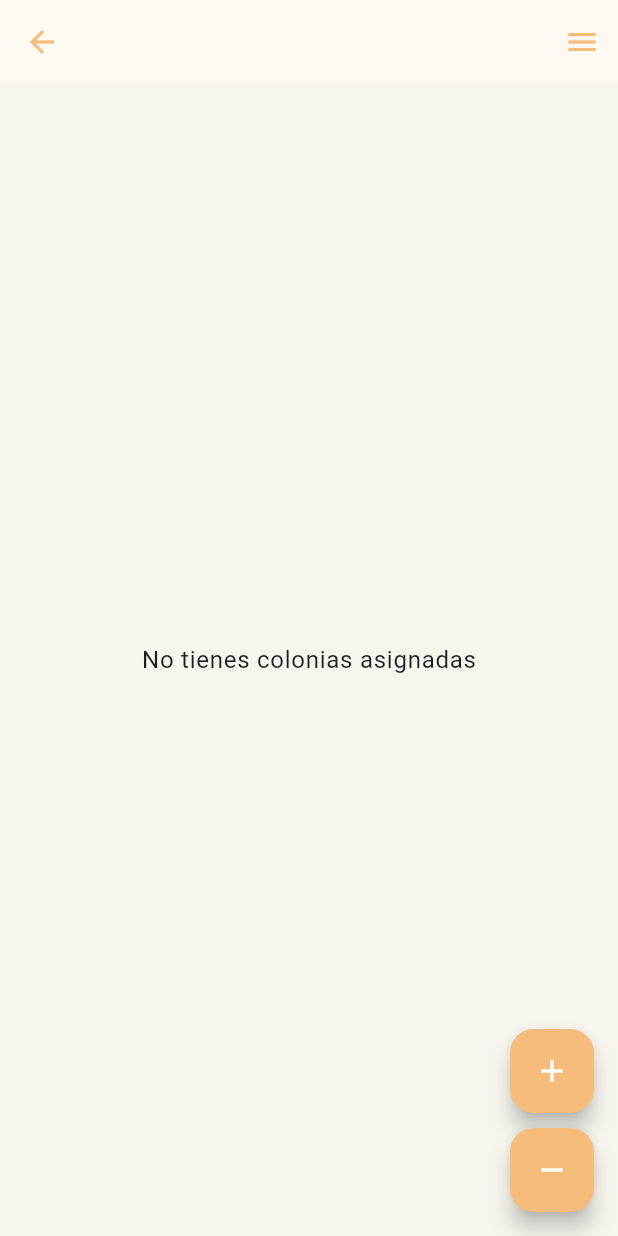
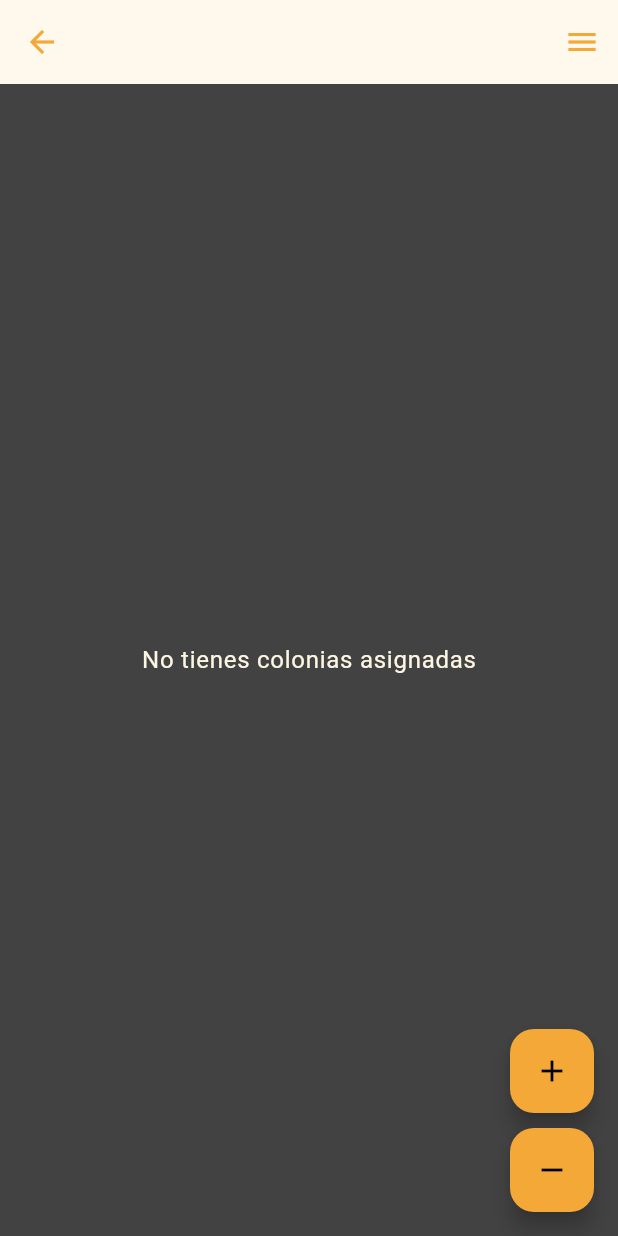
Before and after one commit to nicsilvi/GestionColonias, a Flutter app: the screen it shows once a user with an empty profile is signed in, after a tap on "Mis Colonias", on a phone screen of 412 x 824 dp. Run offline on Flutter 3.47's test engine with Material 3 defaults, Android fonts, the phone set to English and light mode, and no system bars; our stand-ins replace cloud_firestore, firebase_auth, firebase_core, flutter_dotenv, flutter_map, flutter_riverpod and 3 more; missing offline and left inert: flutter_map_marker_cluster; accounts and stored records are empty; generated files the repository leaves out were written again.

Commit message:
postApagón

```diff
--- a/lib/app/presentation/controllers/cat_controller.dart
+++ b/lib/app/presentation/controllers/cat_controller.dart
@@ -29,5 +29,5 @@ abstract class CatRepository {
   Future<bool> addCatComment(String catId, String comment);
   Future<CatModel?> getCatById(String catId);
   Future<bool> moveCatToAnotherColonia(
-      String fromColoniaId, String toColoniaId, String catId);
+      String? fromColoniaId, String toColoniaId, String catId);
 }
--- a/lib/app/presentation/controllers/router_controller.dart
+++ b/lib/app/presentation/controllers/router_controller.dart
@@ -20,14 +20,10 @@ final userLoaderFutureProvider = StreamProvider<UserModel?>((ref) {
 });
 
 final _navigatorKey = GlobalKey<NavigatorState>();
-
 final goRouterProvider = Provider<GoRouter>(
   (ref) {
     final userLoaderState = ref.watch(userLoaderFutureProvider);
-    //final userAuthState = ref.watch(sessionControllerProvider);
-    FirebaseAuth.instance.authStateChanges().listen((User? user) {
-      print("Estado del usuario desde authStateChanges: $user");
-    });
+    FirebaseAuth.instance.authStateChanges().listen((User? user) {});
     return GoRouter(
       initialLocation: '/',
       navigatorKey: _navigatorKey,
@@ -85,8 +81,6 @@ final goRouterProvider = Provider<GoRouter>(
             ])
       ],
       redirect: (context, state) {
-        print("Estado del usuario: ${userLoaderState.value}");
-        print("Ubicación actual: ${state.uri.toString()}");
         if (userLoaderState.value == null) {
           if (state.uri.toString() == '/' ||
               state.uri.toString() == '/register') {
--- a/lib/app/presentation/controllers/theme_controller.dart
+++ b/lib/app/presentation/controllers/theme_controller.dart
@@ -4,7 +4,7 @@ final themeControllerProvider =
     StateNotifierProvider<ThemeController, bool>((ref) => ThemeController());
 
 class ThemeController extends StateNotifier<bool> {
-  ThemeController() : super(false);
+  ThemeController() : super(true);
 
   void updateTheme() {
     state = !state;
--- a/lib/app/presentation/implements/colonia_impl.dart
+++ b/lib/app/presentation/implements/colonia_impl.dart
@@ -12,8 +12,6 @@ class ColoniaRepositoryImpl {
   Future<List<ColoniaModel>> fetchColonias() async {
     try {
       final snapshot = await _firestore.collection('colonias').get();
-      print(
-          "Datos obtenidos de Firebase: ${snapshot.docs.map((doc) => doc.data()).toList()}");
       return snapshot.docs.map((doc) {
         final data = doc.data();
         return ColoniaModel.fromJson(data);
--- a/lib/app/presentation/shared/theme.dart
+++ b/lib/app/presentation/shared/theme.dart
@@ -16,7 +16,6 @@ class AppTheme {
       titleTextStyle: TextStyle(
         color: AppColors.primary,
         fontSize: 22,
-        fontWeight: FontWeight.bold,
       ),
       elevation: 4, // Un poco de sombra para el appBar
     ),
@@ -34,7 +33,6 @@ class AppTheme {
           Color.fromARGB(255, 216, 214, 214), // Definiendo el fondo del diálogo
       titleTextStyle: TextStyle(
         color: AppColors.textPrimary,
-        fontWeight: FontWeight.bold,
       ),
       contentTextStyle: TextStyle(
         color: AppColors.textPrimary,
@@ -49,11 +47,11 @@ class AppTheme {
       headlineLarge: TextStyle(
         color: AppColors.accent,
         fontSize: 32,
-          fontWeight: FontWeight.bold), // Títulos grandes
+      ), // Títulos grandes
       headlineMedium: TextStyle(
         color: AppColors.textPrimary,
         fontSize: 20,
-          fontWeight: FontWeight.w500), // Subtítulos
+      ), // Subtítulos
     ),
     iconTheme: const IconThemeData(color: AppColors.accent),
     buttonTheme: const ButtonThemeData(
@@ -82,7 +80,6 @@ class AppTheme {
       titleTextStyle: TextStyle(
         color: AppColors.primaryDark,
         fontSize: 22,
-        fontWeight: FontWeight.bold,
       ),
       elevation: 4, // Un poco de sombra para el appBar
     ),
@@ -99,7 +96,6 @@ class AppTheme {
       backgroundColor: AppColors.surfaceDark, // Definiendo el fondo del diálogo
       titleTextStyle: TextStyle(
         color: AppColors.primaryDark,
-        fontWeight: FontWeight.bold,
       ),
       contentTextStyle: TextStyle(
         color: AppColors.textPrimaryDark,
@@ -118,11 +114,11 @@ class AppTheme {
       headlineLarge: TextStyle(
         color: AppColors.primaryDark,
         fontSize: 32,
-          fontWeight: FontWeight.bold), // Títulos grandes
+      ), // Títulos grandes
       headlineMedium: TextStyle(
         color: AppColors.textPrimaryDark,
         fontSize: 20,
-          fontWeight: FontWeight.w500), // Subtítulos
+      ), // Subtítulos
     ),
 
     iconTheme: const IconThemeData(color: AppColors.accentDark),
--- a/lib/app/presentation/views/admin_views/admin_donaciones.dart
+++ b/lib/app/presentation/views/admin_views/admin_donaciones.dart
@@ -20,8 +20,10 @@ class _AdminDonacionesState extends ConsumerState<AdminDonaciones> {
 
     return Scaffold(
       appBar: AppBar(
-        title:
-            Text("Bienvenido, ${userLoaderState.value?.firstName ?? "User"}"),
+        title: Text(
+          "Bienvenido, ${userLoaderState.value?.firstName ?? "User"}",
+          style: TextStyle(color: Theme.of(context).colorScheme.primary),
+        ),
       ),
       endDrawer: const DrawerMenu(),
       body: Container(
--- a/lib/app/presentation/views/cat_view/widgets2_cat.dart
+++ b/lib/app/presentation/views/cat_view/widgets2_cat.dart
@@ -34,9 +34,8 @@ void dialogoComentario(BuildContext context, CatModel catModel, WidgetRef ref) {
                     .read(catRepositoryProvider)
                     .addCatComment(catModel.id, comment);
 
-                Navigator.pop(context); // Cerrar el diálogo
-
-                // Mostrar un mensaje de éxito o error
+                if (context.mounted) {
+                  Navigator.pop(context);
                   if (success) {
                     ScaffoldMessenger.of(context).showSnackBar(
                       const SnackBar(content: Text("Comentario agregado")),
@@ -48,6 +47,7 @@ void dialogoComentario(BuildContext context, CatModel catModel, WidgetRef ref) {
                     );
                   }
                 }
+              }
             },
             child: const Text("Agregar"),
           ),
--- a/lib/app/presentation/views/colonia/colonia_view.dart
+++ b/lib/app/presentation/views/colonia/colonia_view.dart
@@ -147,7 +147,9 @@ class ColoniaDetails extends ConsumerWidget {
                                             ),
                                             onPressed: () =>
                                                 Navigator.pop(context, null),
-                                            child: const Text("Cancelar"),
+                                            child: const Text("Cancelar",
+                                                style: TextStyle(
+                                                    color: Colors.red)),
                                           ),
                                         ],
                                       );
--- a/lib/app/presentation/views/home/widgets_home.dart
+++ b/lib/app/presentation/views/home/widgets_home.dart
@@ -1,5 +1,6 @@
 import 'package:autentification/app/presentation/controllers/colonia_controller.dart';
 import 'package:flutter/material.dart';
+import 'package:flutter_dotenv/flutter_dotenv.dart';
 import 'package:flutter_map/flutter_map.dart';
 import 'package:flutter_map_marker_cluster/flutter_map_marker_cluster.dart';
 import 'package:flutter_riverpod/flutter_riverpod.dart';
@@ -51,6 +52,9 @@ class MapaColonias extends ConsumerWidget {
                               context: context,
                               builder: (context) {
                                 return Dialog(
+                                  backgroundColor: Theme.of(context)
+                                      .dialogTheme
+                                      .backgroundColor,
                                   shape: RoundedRectangleBorder(
                                     borderRadius: BorderRadius.circular(16.0),
                                   ),
@@ -58,7 +62,8 @@ class MapaColonias extends ConsumerWidget {
                                     padding: const EdgeInsets.all(16.0),
                                     decoration: BoxDecoration(
                                       color: Theme.of(context)
-                                          .unselectedWidgetColor,
+                                          .dialogTheme
+                                          .backgroundColor,
                                       borderRadius: BorderRadius.circular(16.0),
                                     ),
                                     child: Column(
@@ -157,7 +162,7 @@ class MapaColonias extends ConsumerWidget {
                               borderRadius: BorderRadius.circular(16.0),
                             ),
                             child: Container(
-                              padding: EdgeInsets.all(16.0),
+                              padding: const EdgeInsets.all(16.0),
                               decoration: BoxDecoration(
                                 color: Theme.of(context).unselectedWidgetColor,
                                 borderRadius: BorderRadius.circular(16.0),
@@ -213,8 +218,9 @@ class MapaColonias extends ConsumerWidget {
               children: [
                 TileLayer(
                   urlTemplate:
-                      "https://{s}.tile.openstreetmap.org/{z}/{x}/{y}.png",
+                      "https://api.maptiler.com/maps/basic/{z}/{x}/{y}.png?key=${dotenv.env['MAPTILER_API_KEY']}",
                   subdomains: const ['a', 'b', 'c'],
+                  additionalOptions: const {},
                 ),
                 MarkerClusterLayerWidget(
                   options: MarkerClusterLayerOptions(
--- a/lib/app/presentation/views/menu_lateral.dart
+++ b/lib/app/presentation/views/menu_lateral.dart
@@ -1,3 +1,4 @@
+import 'package:autentification/app/core/constants/colors.dart';
 import 'package:autentification/app/presentation/controllers/auth_controller.dart';
 import 'package:flutter/material.dart';
 import 'package:flutter_riverpod/flutter_riverpod.dart';
@@ -28,10 +29,12 @@ class DrawerMenu extends ConsumerWidget {
                 child: SizedBox(
                   width: double.infinity,
                   child: Padding(
-                    padding: EdgeInsets.all(16.0),
+                    padding: const EdgeInsets.all(16.0),
                     child: Text("Menú",
                         style: TextStyle(
-                            color: Theme.of(context).colorScheme.onPrimary,
+                            color: themeService
+                                ? Theme.of(context).colorScheme.onPrimary
+                                : AppColors.accent,
                             fontSize: 20)),
                   ),
                 ),
--- a/lib/main.dart
+++ b/lib/main.dart
@@ -1,5 +1,6 @@
 import 'package:autentification/firebase_options.dart';
 import 'package:flutter/material.dart';
+import 'package:flutter_dotenv/flutter_dotenv.dart';
 import 'package:flutter_riverpod/flutter_riverpod.dart';
 import 'package:firebase_core/firebase_core.dart';
 import 'app/core/constants/global.dart';
@@ -9,6 +10,7 @@ import 'app/presentation/shared/theme.dart';
 
 Future<void> main() async {
   WidgetsFlutterBinding.ensureInitialized();
+  await dotenv.load(fileName: ".env");
   await Firebase.initializeApp(
     options: DefaultFirebaseOptions.currentPlatform,
   );
--- a/pubspec.yaml
+++ b/pubspec.yaml
@@ -115,6 +115,7 @@ flutter:
     - assets/img/cat28.jpg
     - assets/animations/animationCat1.json
     - assets/animations/animationCat2.json
+    - .env
   #   - images/a_dot_burr.jpeg
   #   - images/a_dot_ham.jpeg
   # An image asset can refer to one or more resolution-specific "variants", see
```
Also changed, not shown: lib/app/presentation/implements/cats_impl.dart (+27 -7 lines), lib/app/presentation/shared/utils.dart (+7 -1 lines), lib/app/presentation/views/admin_views/admin_colonias.dart (+11 -11 lines), lib/app/presentation/views/admin_views/admin_gatos.dart (+25 -6 lines), lib/app/presentation/views/admin_views/widgets2_admin_gatos.dart (+18 -9 lines), lib/app/presentation/views/cat_view/cat_view.dart (+7 -2 lines), lib/app/presentation/views/profile_view.dart (+18 -1 lines), 1 other file. Lines whose indentation alone changed are shown as unchanged.
